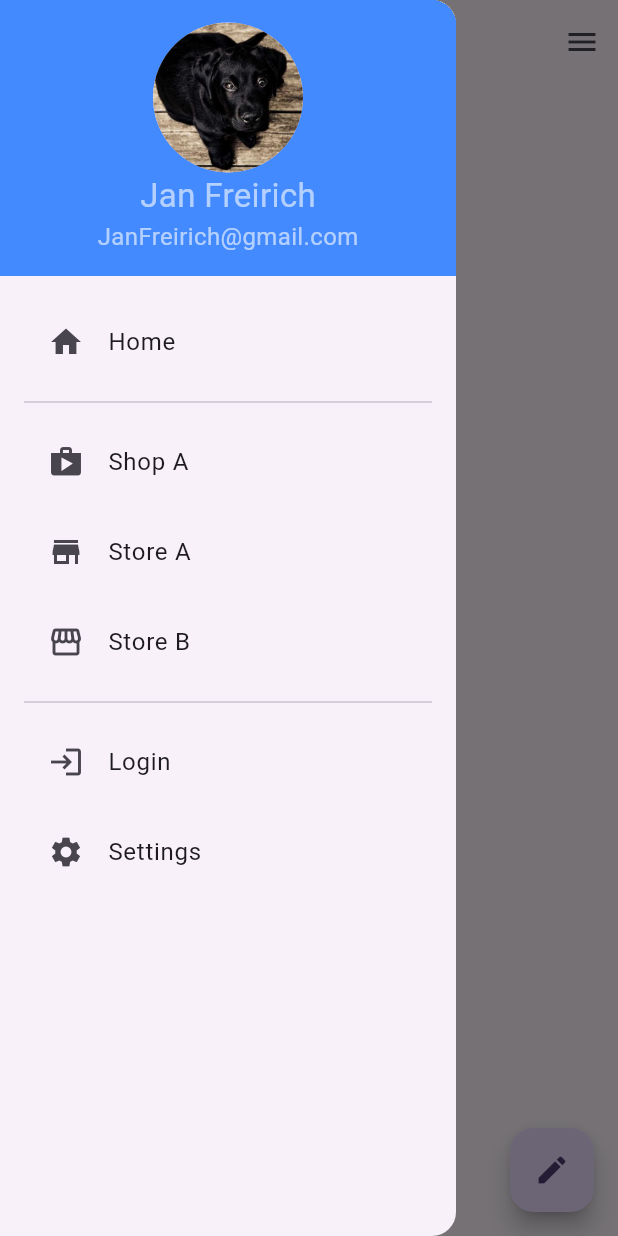
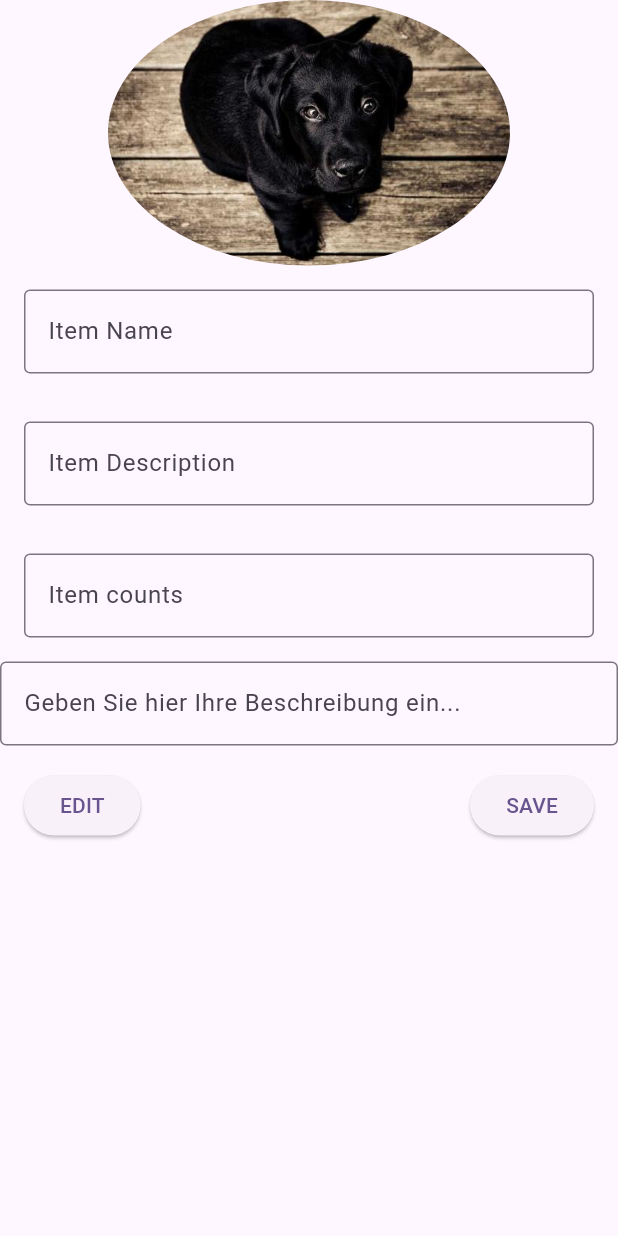
Before and after one commit to ftwr42/where_is_it_frontend, a Flutter app: the screen it shows after launch, in the side drawer, after a tap on "Login", on a phone screen of 412 x 824 dp. Run offline on Flutter 3.47's test engine with Material 2 defaults, Android fonts, the phone set to English and light mode, and no system bars; our stand-ins replace hive; accounts and stored records are empty.

Commit message:
did omg a lot of stuff routing, itemview, containerview, desgin dir structure, userview

```diff
--- a/lib/drawer/drawer.dart
+++ b/lib/drawer/drawer.dart
@@ -1,4 +1,5 @@
 import 'package:flutter/material.dart';
+import 'package:where_is_it/navigation/routing.dart';
 
 class WiiDrawer extends StatefulWidget {
   final List credentialList = [
@@ -13,18 +14,49 @@ class WiiDrawer extends StatefulWidget {
   ];
 
   final List menuList = [
-    {'leading': Icon(Icons.home), 'title': "Home", 'route': ""},
+    {
+      'leading': Icon(Icons.home),
+      'title': "Start View",
+      'route': Routing.STARTVIEW
+    },
+    {
+      'leading': Icon(Icons.add_circle_outline),
+      'title': "Item View",
+      'route': Routing.ITEMVIEW
+    },
+    {
+      'leading': Icon(Icons.add_circle_outline),
+      'title': "Container View",
+      'route': Routing.CONTAINERVIEW
+    },
+    {
+      'leading': Icon(Icons.add_circle_outline),
+      'title': "Login View",
+      'route': Routing.LOGINVIEW
+    },
   ];
 
   final List shopList = [
-    {'leading': Icon(Icons.shop), 'title': "Shop A", 'route': ""},
-    {'leading': Icon(Icons.store), 'title': "Store A", 'route': ""},
-    {'leading': Icon(Icons.storefront), 'title': "Store B", 'route': ""},
+    {'leading': Icon(Icons.shop), 'title': "Shop A", 'route': Routing.ITEMVIEW},
+    {
+      'leading': Icon(Icons.store),
+      'title': "Store A",
+      'route': Routing.ITEMVIEW
+    },
+    {
+      'leading': Icon(Icons.storefront),
+      'title': "Store B",
+      'route': Routing.ITEMVIEW
+    },
   ];
 
   final List settingsList = [
-    {'leading': Icon(Icons.login), 'title': "Login", 'route': ""},
-    {'leading': Icon(Icons.settings), 'title': "Settings", 'route': ""},
+    {'leading': Icon(Icons.login), 'title': "Login", 'route': Routing.ITEMVIEW},
+    {
+      'leading': Icon(Icons.settings),
+      'title': "Settings",
+      'route': Routing.ITEMVIEW
+    },
   ];
 
   WiiDrawer({super.key});
@@ -73,6 +105,9 @@ class _WiiDrawerState extends State<WiiDrawer> {
         runSpacing: 4,
         children: [
           drawerItem(widget.menuList[0]),
+          drawerItem(widget.menuList[1]),
+          drawerItem(widget.menuList[2]),
+          drawerItem(widget.menuList[3]),
           Divider(),
           drawerItem(widget.shopList[0]),
           drawerItem(widget.shopList[1]),
@@ -89,7 +124,7 @@ class _WiiDrawerState extends State<WiiDrawer> {
         leading: item['leading'],
         title: Text(item['title']),
         onTap: () {
-          // Navigator.push(context, item['route']);
+          Navigator.pushNamed(context, item['route']);
         },
       );
 
--- /dev/null
+++ b/lib/elementviews/itemview/itemview.dart
@@ -0,0 +1,117 @@
+import 'package:flutter/material.dart';
+
+class ItemView extends StatelessWidget {
+  const ItemView({super.key});
+
+  @override
+  Widget build(BuildContext context) {
+    return Scaffold(
+      body: Column(
+        children: [
+          itemImage(),
+          itemProperties(),
+          itemDescription(),
+          itemControls(),
+        ],
+      ),
+    );
+  }
+
+  Widget itemControls() => Container(
+        child: Padding(
+          padding: EdgeInsets.all(16.0),
+          child: Container(
+            child: Row(
+              children: [
+                Expanded(
+                  child: Row(
+                    mainAxisAlignment: MainAxisAlignment.start,
+                    children: [
+                      ElevatedButton(
+                        onPressed: () {},
+                        child: Text('EDIT'),
+                      ),
+                    ],
+                  ),
+                ),
+                SizedBox(width: 16.0),
+                Expanded(
+                  child: Row(
+                    mainAxisAlignment: MainAxisAlignment.end,
+                    children: [
+                      ElevatedButton(
+                        onPressed: () {},
+                        child: Text('SAVE'),
+                      ),
+                    ],
+                  ),
+                ),
+              ],
+            ),
+          ),
+        ),
+      );
+
+  Widget itemImage() => Container(
+        child: ClipOval(
+          child: Image.asset(
+            'assets/images/237-536x354.jpg',
+            width: 536 / 2,
+            height: 354 / 2,
+          ),
+        ),
+      );
+
+  Widget itemProperties() => Container(
+        child: Column(
+          children: [
+            inputField("Item Name"),
+            inputField("Item Description"),
+            inputField("Item counts"),
+          ],
+        ),
+      );
+
+  Widget itemDescription() => Container(
+        child: TextField(
+          maxLines: null, // Setzen Sie maxLines auf null für mehrere Zeilen
+          keyboardType:
+              TextInputType.multiline, // Erlaubt Eingabe von mehreren Zeilen
+          decoration: InputDecoration(
+            hintText: 'Geben Sie hier Ihre Beschreibung ein...',
+            border: OutlineInputBorder(),
+          ),
+        ),
+      );
+
+  Widget inputField(String label) => Container(
+        child: Padding(
+          padding: EdgeInsets.all(16.0),
+          child: Row(
+            children: [
+              // Textfeld
+              Expanded(
+                child: TextField(
+                  decoration: InputDecoration(
+                    labelText: label,
+                    border: OutlineInputBorder(),
+                  ),
+                ),
+              ),
+
+              // SizedBox(width: 16.0),
+              //
+              // // Eingabefeld (Input Field)
+              // Expanded(
+              //   child: TextField(
+              //     decoration: InputDecoration(
+              //       labelText: label,
+              //       border: OutlineInputBorder(),
+              //     ),
+              //   ),
+              // ),
+            ],
+          ),
+        ),
+      );
+}
--- a/lib/main.dart
+++ b/lib/main.dart
@@ -1,10 +1,6 @@
 import 'package:flutter/material.dart';
-import 'package:where_is_it/appbar/search_appbar.dart';
-import 'package:where_is_it/drawer/drawer.dart';
-import 'package:where_is_it/fab/fab.dart';
-import 'package:where_is_it/start/start_view.dart';
-import 'package:where_is_it/user/user.dart';
-import 'package:where_is_it/user/user_view.dart';
+import 'package:where_is_it/navigation/routing.dart';
+import 'package:where_is_it/startview/start_view.dart';
 
 void main() {
   runApp(WiiApp());
@@ -23,22 +19,8 @@ class WiiApp extends StatelessWidget {
         colorScheme: ColorScheme.fromSeed(seedColor: Colors.deepPurple),
         useMaterial3: true,
       ),
-      home: Scaffold(
-        appBar: WiiAppBar.getBar(),
-        drawer: WiiDrawer(),
-        endDrawer: WiiUserDrawer(), // Right drawer
-        /**  floatingActionButton: WiiFab(
-          key: key,
-        ),**/
-        floatingActionButton: WiiFab(),
-
-        body: StartView(
-          key: key,
-        ),
-      ),
-      routes: {
-        '/userpage': (context) => UserProfilePage(),
-      },
+      home: StartView(),
+      routes: Routing.routes(context),
     );
   }
 }
--- a/lib/navigation/routing.dart
+++ b/lib/navigation/routing.dart
@@ -1 +1,37 @@
-class WiiRouting {}
+import 'package:flutter/material.dart';
+import 'package:where_is_it/loginview/login_view.dart';
+import 'package:where_is_it/startview/start_view.dart';
+
+import '../elementviews/containerview/containerview.dart';
+import '../elementviews/itemview/itemview.dart';
+
+class Routing {
+  static const String USERVIEW = "userview";
+  static const String ITEMVIEW = "itemview";
+  static const String CONTAINERVIEW = "containerview";
+  static const String STARTVIEW = "startview";
+  static const String LOGINVIEW = "loginview";
+
+  static Map<String, WidgetBuilder> routes(BuildContext context) {
+    return <String, WidgetBuilder>{
+      STARTVIEW: (context) => const StartView(),
+      ITEMVIEW: (context) => const ItemView(),
+      CONTAINERVIEW: (context) => const ContainerView(),
+      LOGINVIEW: (context) => const LoginView(),
+      // SEARCH_FIELD: (context) => const SearchFieldView(),
+      // FAB: (context) => const FabView(),
+      // LOGIN: (context) => const LoginView(),
+      // SIMPLE_GET_REQUEST: (context) => const SimpleGetRequestView(),
+      // SLIDER_DRAWER: (context) => const DrawerView(),
+      // SLIDER_DRAWER_TEST: (context) => const SliverDrawerTestView(),
+      // SAMIRA: (context) => const SamiraExample(),
+      // FIRST_ANIMATION: (context) => const FirstAnimation(),
+      // HERO_SECOND_VIEW: (context) => const HeroSecondView(),
+      // TRANSITIONS: (context) => const TransitionsView(),
+    };
+  }
+
+  static getWidget(BuildContext context, String transitions) {
+    return routes(context)[transitions]!(context);
+  }
+}
--- a/lib/start/start_view.dart
+++ /dev/null
@@ -1,18 +0,0 @@
-import 'package:flutter/material.dart';
-
-class StartView extends StatelessWidget {
-  const StartView({super.key});
-
-  @override
-  Widget build(BuildContext context) {
-    // return Container(
-    //   child: Center(
-    //       child: Image(
-    //     image: AssetImage('assets/237-536x354.jpg'),
-    //   )),
-    // );
-    return CustomScrollView(
-      slivers: [],
-    );
-  }
-}
--- /dev/null
+++ b/lib/startview/start_view.dart
@@ -0,0 +1,20 @@
+import 'package:flutter/material.dart';
+import 'package:where_is_it/appbar/search_appbar.dart';
+import 'package:where_is_it/drawer/drawer.dart';
+import 'package:where_is_it/fab/fab.dart';
+
+import '../elementsgrid/elementsgrid.dart';
+
+class StartView extends StatelessWidget {
+  const StartView({super.key});
+
+  @override
+  Widget build(BuildContext context) {
+    return Scaffold(
+      appBar: WiiAppBar.getBar(),
+      drawer: WiiDrawer(),
+      floatingActionButton: const WiiFab(),
+      body: ElementsGrid(),
+    );
+  }
+}
```
Also changed, not shown: lib/elementsgrid/elementsgrid.dart (renamed from lib/start/grid/grid_view.dart, +5 -3 lines), lib/elementviews/containerview/containerview.dart (added, +105 -0 lines), lib/loginview/login.dart (added, +93 -0 lines), lib/loginview/login_view.dart (added, +15 -0 lines), lib/profile/user.dart (renamed from lib/user/user.dart), lib/profile/user_view.dart (renamed from lib/user/user_view.dart).
